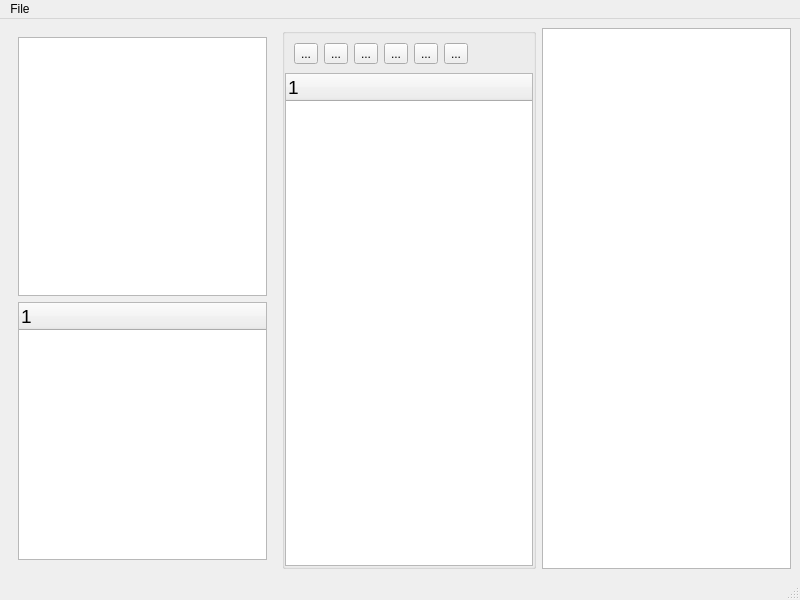
Qt form btday/btdaycase.ui (notmikeb/workspace) before a commit.
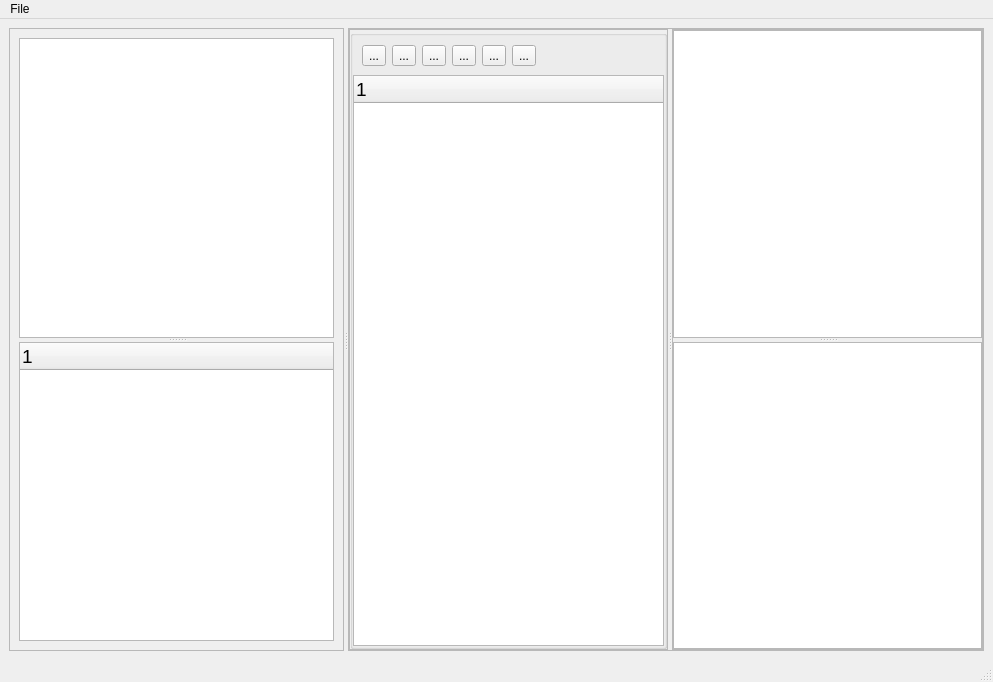
The same form after that commit.

Commit message: change tree to view/model

Patch:
```diff
--- a/btday/btdaycase.ui
+++ b/btday/btdaycase.ui
@@ -6,8 +6,8 @@
    <rect>
     <x>0</x>
     <y>0</y>
-    <width>800</width>
-    <height>600</height>
+    <width>993</width>
+    <height>682</height>
    </rect>
   </property>
   <property name="windowTitle">
@@ -16,7 +16,24 @@
   <widget class="QWidget" name="centralwidget">
    <layout class="QHBoxLayout" name="horizontalLayout_2">
     <item>
-     <layout class="QHBoxLayout" name="horizontalLayout">
+     <widget class="QSplitter" name="splitter_4">
+      <property name="orientation">
+       <enum>Qt::Horizontal</enum>
+      </property>
+      <widget class="QFrame" name="frame_2">
+       <property name="minimumSize">
+        <size>
+         <width>50</width>
+         <height>0</height>
+        </size>
+       </property>
+       <property name="frameShape">
+        <enum>QFrame::StyledPanel</enum>
+       </property>
+       <property name="frameShadow">
+        <enum>QFrame::Raised</enum>
+       </property>
+       <layout class="QVBoxLayout" name="verticalLayout_5">
       <item>
        <widget class="QWidget" name="widget" native="true">
         <property name="minimumSize">
@@ -25,8 +42,27 @@
           <height>0</height>
          </size>
         </property>
-        <layout class="QGridLayout" name="gridLayout">
-         <item row="0" column="0">
+          <layout class="QVBoxLayout" name="verticalLayout_2">
+           <property name="spacing">
+            <number>0</number>
+           </property>
+           <property name="leftMargin">
+            <number>0</number>
+           </property>
+           <property name="topMargin">
+            <number>0</number>
+           </property>
+           <property name="rightMargin">
+            <number>0</number>
+           </property>
+           <property name="bottomMargin">
+            <number>0</number>
+           </property>
+           <item>
+            <widget class="QSplitter" name="splitter">
+             <property name="orientation">
+              <enum>Qt::Vertical</enum>
+             </property>
           <widget class="QListWidget" name="list1">
            <property name="minimumSize">
             <size>
@@ -49,8 +85,6 @@
             <number>0</number>
            </property>
           </widget>
-         </item>
-         <item row="1" column="0">
           <widget class="QTreeWidget" name="tree1">
            <property name="minimumSize">
             <size>
@@ -69,10 +103,79 @@
             </property>
            </column>
           </widget>
+            </widget>
          </item>
         </layout>
        </widget>
       </item>
+       </layout>
+      </widget>
+      <widget class="QFrame" name="frame">
+       <property name="frameShape">
+        <enum>QFrame::StyledPanel</enum>
+       </property>
+       <property name="frameShadow">
+        <enum>QFrame::Raised</enum>
+       </property>
+       <layout class="QVBoxLayout" name="verticalLayout_6">
+        <property name="spacing">
+         <number>0</number>
+        </property>
+        <property name="leftMargin">
+         <number>0</number>
+        </property>
+        <property name="topMargin">
+         <number>0</number>
+        </property>
+        <property name="rightMargin">
+         <number>0</number>
+        </property>
+        <property name="bottomMargin">
+         <number>0</number>
+        </property>
+        <item>
+         <widget class="QWidget" name="widget_3" native="true">
+          <layout class="QHBoxLayout" name="horizontalLayout_3">
+           <property name="spacing">
+            <number>0</number>
+           </property>
+           <property name="leftMargin">
+            <number>0</number>
+           </property>
+           <property name="topMargin">
+            <number>0</number>
+           </property>
+           <property name="rightMargin">
+            <number>0</number>
+           </property>
+           <property name="bottomMargin">
+            <number>0</number>
+           </property>
+           <item>
+            <widget class="QSplitter" name="splitter_2">
+             <property name="orientation">
+              <enum>Qt::Horizontal</enum>
+             </property>
+             <widget class="QFrame" name="frame_4">
+              <property name="frameShape">
+               <enum>QFrame::StyledPanel</enum>
+              </property>
+              <property name="frameShadow">
+               <enum>QFrame::Raised</enum>
+              </property>
+              <layout class="QVBoxLayout" name="verticalLayout_3">
+               <property name="leftMargin">
+                <number>0</number>
+               </property>
+               <property name="topMargin">
+                <number>0</number>
+               </property>
+               <property name="rightMargin">
+                <number>0</number>
+               </property>
+               <property name="bottomMargin">
+                <number>0</number>
+               </property>
       <item>
        <widget class="QGroupBox" name="groupBox">
         <property name="title">
@@ -82,9 +185,6 @@
          <property name="spacing">
           <number>0</number>
          </property>
-         <property name="sizeConstraint">
-          <enum>QLayout::SetMaximumSize</enum>
-         </property>
          <property name="leftMargin">
           <number>0</number>
          </property>
@@ -99,13 +199,13 @@
          </property>
          <item>
           <widget class="QWidget" name="widget_2" native="true">
-           <layout class="QHBoxLayout" name="horizontalLayout_3">
+                    <layout class="QHBoxLayout" name="horizontalLayout">
             <item>
              <widget class="QToolButton" name="tbnUp">
               <property name="minimumSize">
                <size>
-                <width>0</width>
-                <height>0</height>
+                         <width>10</width>
+                         <height>10</height>
                </size>
               </property>
               <property name="text">
@@ -115,6 +215,12 @@
             </item>
             <item>
              <widget class="QToolButton" name="tbnDown">
+                       <property name="minimumSize">
+                        <size>
+                         <width>10</width>
+                         <height>10</height>
+                        </size>
+                       </property>
               <property name="text">
                <string>...</string>
               </property>
@@ -122,6 +228,12 @@
             </item>
             <item>
              <widget class="QToolButton" name="tbnLeft">
+                       <property name="minimumSize">
+                        <size>
+                         <width>10</width>
+                         <height>10</height>
+                        </size>
+                       </property>
               <property name="text">
                <string>...</string>
               </property>
@@ -129,6 +241,12 @@
             </item>
             <item>
              <widget class="QToolButton" name="tbnRight">
+                       <property name="minimumSize">
+                        <size>
+                         <width>10</width>
+                         <height>10</height>
+                        </size>
+                       </property>
               <property name="text">
                <string>...</string>
               </property>
@@ -136,6 +254,12 @@
             </item>
             <item>
              <widget class="QToolButton" name="tbnAdd">
+                       <property name="minimumSize">
+                        <size>
+                         <width>10</width>
+                         <height>10</height>
+                        </size>
+                       </property>
               <property name="text">
                <string>...</string>
               </property>
@@ -143,6 +267,12 @@
             </item>
             <item>
              <widget class="QToolButton" name="tbnRemove">
+                       <property name="minimumSize">
+                        <size>
+                         <width>10</width>
+                         <height>10</height>
+                        </size>
+                       </property>
               <property name="text">
                <string>...</string>
               </property>
@@ -181,16 +311,56 @@
         </layout>
        </widget>
       </item>
+              </layout>
+             </widget>
+             <widget class="QFrame" name="frame_3">
+              <property name="minimumSize">
+               <size>
+                <width>50</width>
+                <height>0</height>
+               </size>
+              </property>
+              <property name="frameShape">
+               <enum>QFrame::StyledPanel</enum>
+              </property>
+              <property name="frameShadow">
+               <enum>QFrame::Raised</enum>
+              </property>
+              <layout class="QVBoxLayout" name="verticalLayout_4">
+               <property name="spacing">
+                <number>0</number>
+               </property>
+               <property name="leftMargin">
+                <number>0</number>
+               </property>
+               <property name="topMargin">
+                <number>0</number>
+               </property>
+               <property name="rightMargin">
+                <number>0</number>
+               </property>
+               <property name="bottomMargin">
+                <number>0</number>
+               </property>
       <item>
-       <widget class="QTableWidget" name="tbl1">
-        <property name="font">
-         <font>
-          <pointsize>14</pointsize>
-         </font>
-        </property>
+                <widget class="QSplitter" name="splitter_3">
+                 <property name="orientation">
+                  <enum>Qt::Vertical</enum>
+                 </property>
+                 <widget class="QTableView" name="tbl1"/>
+                 <widget class="QPlainTextEdit" name="pteRaw1"/>
        </widget>
       </item>
      </layout>
+             </widget>
+            </widget>
+           </item>
+          </layout>
+         </widget>
+        </item>
+       </layout>
+      </widget>
+     </widget>
     </item>
    </layout>
   </widget>
@@ -199,7 +369,7 @@
     <rect>
      <x>0</x>
      <y>0</y>
-     <width>800</width>
+     <width>993</width>
      <height>21</height>
     </rect>
    </property>
```
Lines whose indentation alone changed are shown as unchanged. The commit also changes 5 other files.
